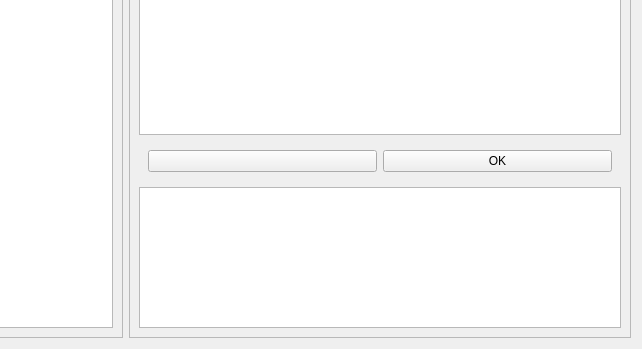
Before: the Qt Designer form Client/front_end/mainwindow.ui in Sjeary/OnPointLinkProgram, drawn with Qt 5; both pictures show x 259 to 901 and y 240 to 589 of the 901 by 589 pixel window.
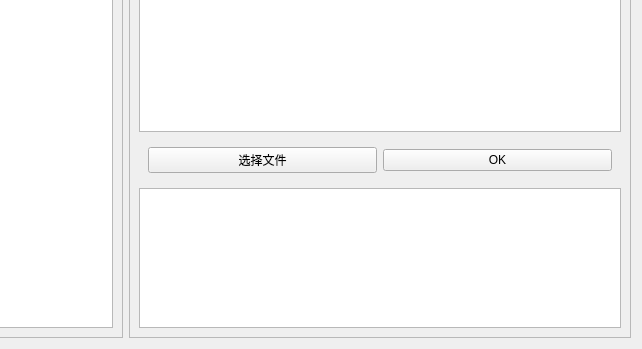
After: the same form once the commit is applied.

Commit message: 完成了文件发送模块

The edit to the form file:
```diff
--- a/Client/front_end/mainwindow.ui
+++ b/Client/front_end/mainwindow.ui
@@ -259,7 +259,7 @@
           <item>
            <widget class="QPushButton" name="pushButton_2">
             <property name="text">
-             <string/>
+             <string>选择文件</string>
             </property>
            </widget>
           </item>
```
Left out of the diff: 2 changed lines with no effect on the pictures. The commit also changes 20 other files.
